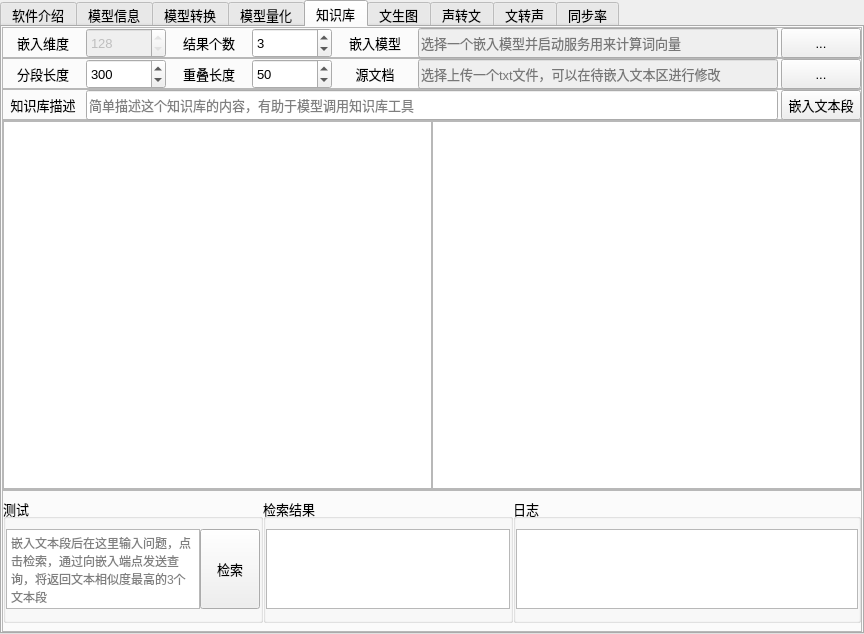
Above: src/expend.ui from ylsdamxssjxxdd/eva before the change. Below: the same form after it.
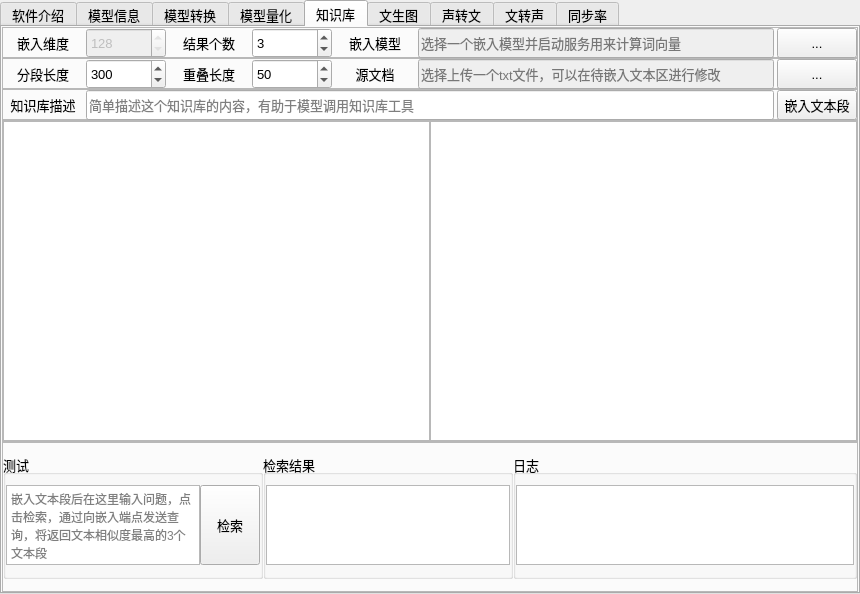
That is the form after the change. The open tabs and pages were chosen to show the change. Custom widgets are drawn as their Qt base class.

Diff of the .ui file:
```diff
--- a/src/expend.ui
+++ b/src/expend.ui
@@ -6,8 +6,8 @@
    <rect>
     <x>0</x>
     <y>0</y>
-    <width>864</width>
-    <height>633</height>
+    <width>860</width>
+    <height>594</height>
    </rect>
   </property>
   <property name="windowTitle">
@@ -1637,7 +1637,7 @@
          <property name="minimumSize">
           <size>
            <width>0</width>
-           <height>370</height>
+           <height>0</height>
           </size>
          </property>
          <property name="frameShape">
```
Left out of the diff: 76 changed lines with no effect on the pictures.
